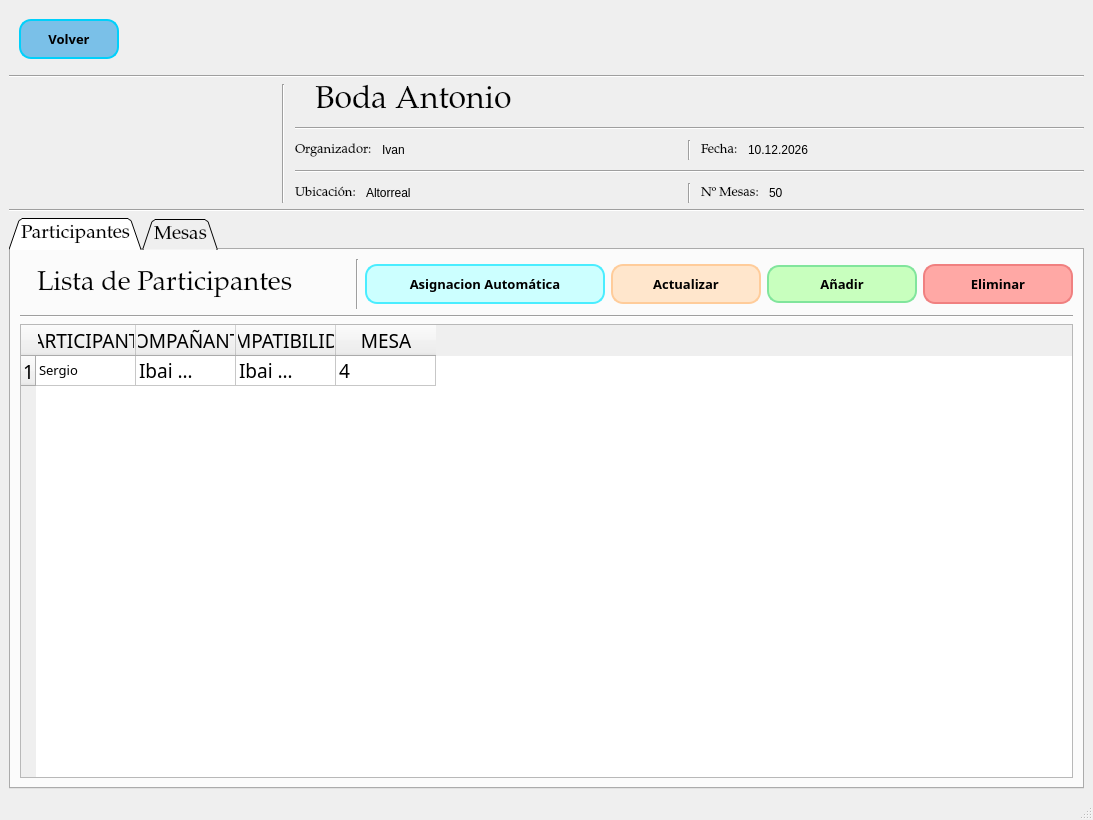
Above: src/ui/GestionDeEventos.ui from IvanJesusCorbalanPascual/Gestor-de-Eventos before the change. Below: the same form after it.
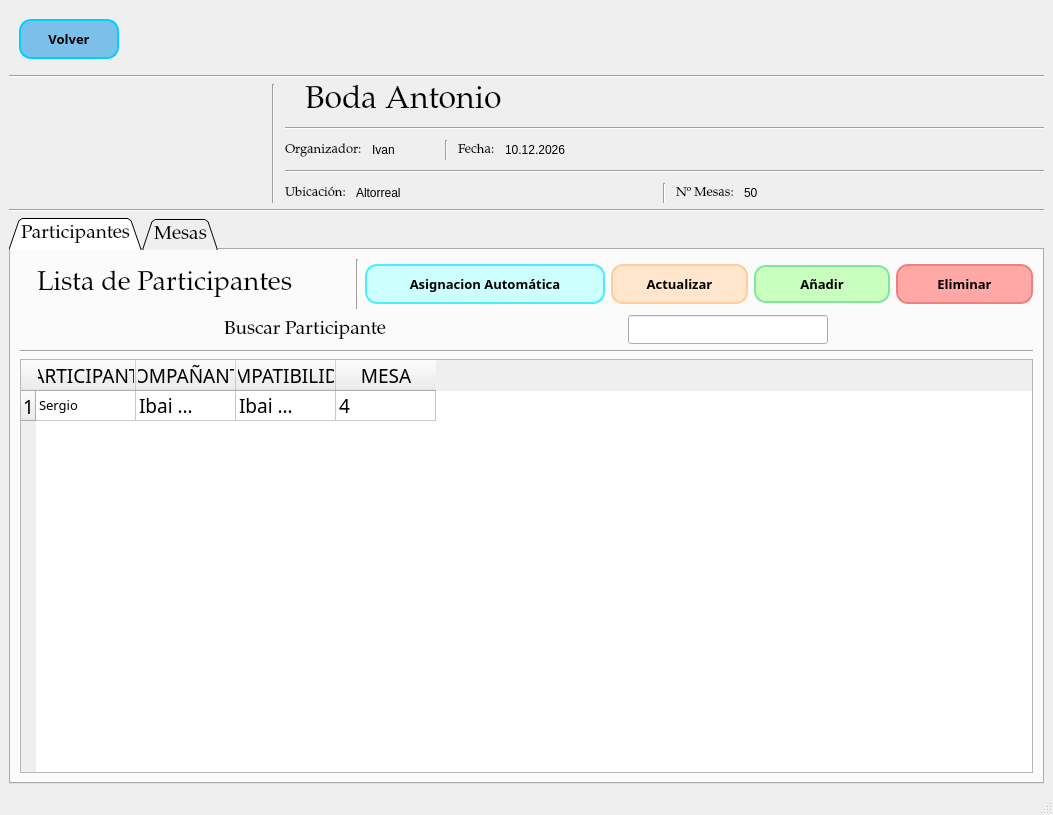
That is the form after the change. Icons and pictures are not drawn.

What changed in the file:
```diff
--- a/src/ui/GestionDeEventos.ui
+++ b/src/ui/GestionDeEventos.ui
@@ -6,8 +6,8 @@
    <rect>
     <x>0</x>
     <y>0</y>
-    <width>1093</width>
-    <height>820</height>
+    <width>1053</width>
+    <height>815</height>
    </rect>
   </property>
   <property name="windowTitle">
@@ -198,7 +198,7 @@
            </widget>
           </item>
           <item>
-           <layout class="QHBoxLayout" name="horizontalLayout_4" stretch="1,0,1">
+           <layout class="QHBoxLayout" name="horizontalLayout_4" stretch="0,0,1">
             <item>
              <layout class="QHBoxLayout" name="horizontalLayout_9" stretch="0,0,0">
               <item>
@@ -642,6 +642,45 @@
               </item>
              </layout>
             </item>
+            <item>
+             <layout class="QHBoxLayout" name="horizontalLayout_15">
+              <property name="spacing">
+               <number>40</number>
+              </property>
+              <property name="leftMargin">
+               <number>40</number>
+              </property>
+              <property name="topMargin">
+               <number>0</number>
+              </property>
+              <property name="rightMargin">
+               <number>40</number>
+              </property>
+              <item>
+               <widget class="QLabel" name="BuscarParticipante">
+                <property name="maximumSize">
+                 <size>
+                  <width>200</width>
+                  <height>16777215</height>
+                 </size>
+                </property>
+                <property name="text">
+                 <string>Buscar Participante</string>
+                </property>
+               </widget>
+              </item>
+              <item>
+               <widget class="QLineEdit" name="lneBuscadorParticipante">
+                <property name="maximumSize">
+                 <size>
+                  <width>200</width>
+                  <height>16777215</height>
+                 </size>
+                </property>
+               </widget>
+              </item>
+             </layout>
+            </item>
             <item>
              <widget class="Line" name="line_15">
               <property name="orientation">
```
